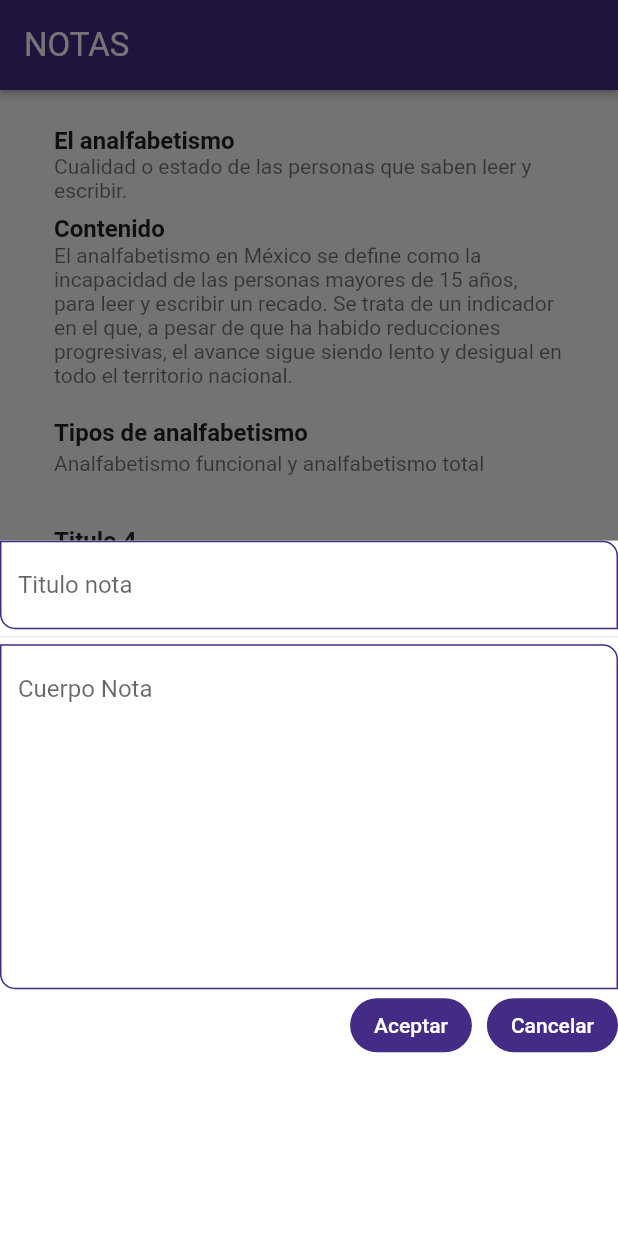
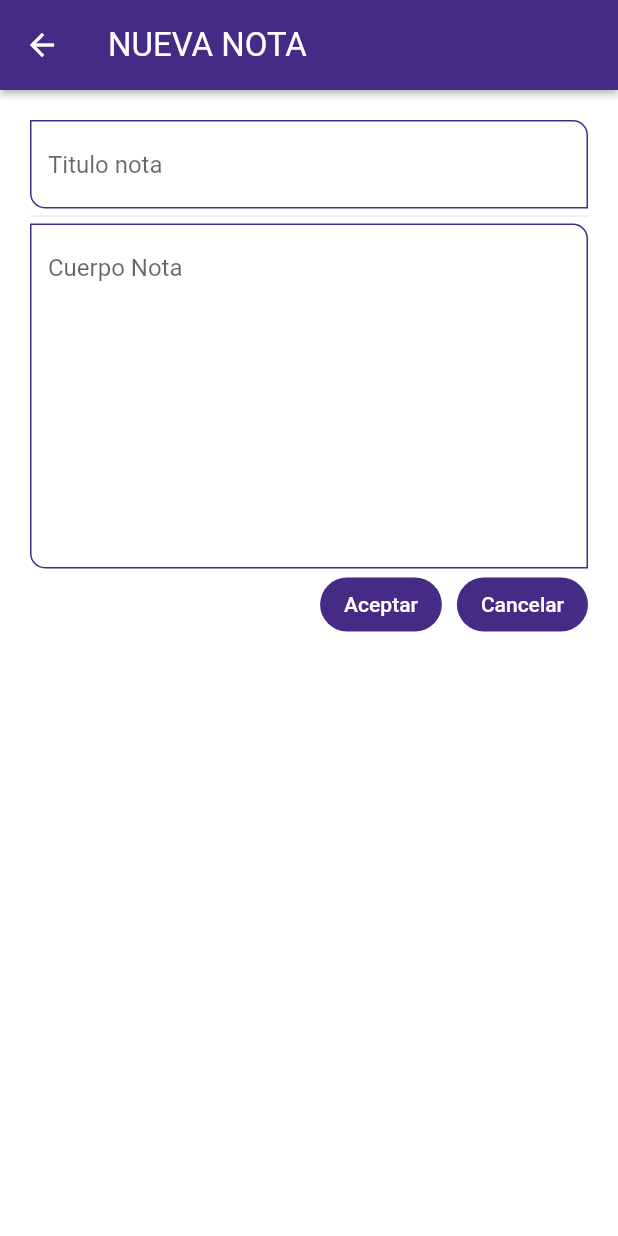
Before and after one commit to kevinlakb/Devsign, a Flutter app: the screen it shows after launch, after a tap on the "add" icon, on a phone screen of 412 x 824 dp. Run offline on Flutter 3.47's test engine with Material 2 defaults, Android fonts, the light colour scheme and no system bars; our stand-ins replace flutter_speed_dial, table_calendar.

Commit message:
El agregar NOTAS no actualiza aun

```diff
--- a/lib/models/note.dart
+++ b/lib/models/note.dart
@@ -17,7 +17,7 @@ class Nota {
     Nota(titulo: 'El analfabetismo' , contenido: 'Cualidad o estado de las personas que saben leer y escribir.'),
     Nota(titulo: 'Contenido' , contenido: 'El analfabetismo en México se define como la incapacidad de las personas mayores de 15 años, para leer y escribir un recado. Se trata de un indicador en el que, a pesar de que ha habido reducciones progresivas, el avance sigue siendo lento y desigual en todo el territorio nacional.'),
     Nota(titulo: 'Tipos de analfabetismo' , contenido: 'Analfabetismo funcional y analfabetismo total'),
-    Nota(titulo: 'Titulo 4' , contenido: 'Contenido de la nota número 4'),
+
   ];
 
   static void agregarnota(Nota nota){
--- a/lib/router/app_routes.dart
+++ b/lib/router/app_routes.dart
@@ -1,4 +1,5 @@
 import 'package:entre_tiempos/screens/present_screen.dart';
+import 'package:entre_tiempos/screens/tareas7_8notas/nueva_nota.dart';
 import 'package:entre_tiempos/screens/work/work_screen.dart';
 import 'package:flutter/material.dart';
 import 'package:entre_tiempos/models/menu_options.dart';
@@ -42,6 +43,11 @@ class AppRoutes {
         name: 'Desarrollo',
         screen: const DevelopmentScreen(),
         icon: Icons.bug_report),
+
+    MenuOption(route: 'NuevaNotaScreen',
+              icon: Icons.bug_report,
+              screen: const NuevaNotaScreen(),
+              name: 'Nueva ' )
   ];
   static final menuOptionsHidden = <MenuOption>[
     MenuOption(
--- a/lib/screens/screens.dart
+++ b/lib/screens/screens.dart
@@ -8,5 +8,5 @@ export 'package:entre_tiempos/screens/progress/progress_screen.dart';
 export 'package:entre_tiempos/screens/completed_tasks_screen.dart';
 export 'package:entre_tiempos/screens/concentration_screen.dart';
 export 'package:entre_tiempos/screens/development_screen.dart';
-export 'package:entre_tiempos/screens/tareas7_8_notas.dart';
+export 'package:entre_tiempos/screens/tareas7_8notas/tareas7_8_notas.dart';
 export 'package:entre_tiempos/screens/present_screen.dart';
--- a/lib/screens/tareas7_8_notas.dart
+++ /dev/null
@@ -1,100 +0,0 @@
-import 'package:entre_tiempos/models/note.dart';
-import 'package:flutter/material.dart';
-
-// ignore: must_be_immutable
-class NotasTareasScreen extends StatefulWidget {
-  const NotasTareasScreen({Key? key}) : super(key: key);
-
-  @override
-  State<NotasTareasScreen> createState() => _NotasTareasScreenState();
-}
-
-class _NotasTareasScreenState extends State<NotasTareasScreen> {
-  static final TextEditingController _tituloController =
-      TextEditingController();
-  static final TextEditingController _contenidoController =
-      TextEditingController();
-  @override
-  Widget build(BuildContext context) {
-    return Scaffold(
-      appBar: AppBar(
-        title: const Text('NOTAS'),
-      ),
-      body: Container(
-        padding: const  EdgeInsets.all(20) ,
-        child: ListView(
-
-          children: [
-            for (Nota nota in Nota.misNotas)
-              ListTile(
-
-                title: Text(nota.titulo! , style: const TextStyle(fontWeight: FontWeight.bold)),
-
-                subtitle: Text(nota.contenido!),
-              )
-          ],
-        ),
-      ),
-      floatingActionButton: FloatingActionButton(
-          child: const Icon(Icons.add),
-          elevation: 4,
-          onPressed: () {
-            showModalBottomSheet(
-                context: context,
-                builder: (BuildContext context) {
-                  return Container(
-                    //height: 300,
-                    color: Colors.white,
-                    child: Column(
-                      children: [
-                        TextFormField(
-
-                          controller: _tituloController,
-                          decoration:
-                              const InputDecoration(
-                                hintText: 'Titulo nota'
-                                ),
-                        ),
-                        const Divider(height: 10,),
-                        TextFormField(
-                          controller: _contenidoController,
-                          decoration:
-                              const InputDecoration(hintText: 'Cuerpo Nota'),
-                          maxLines: 10,
-                        ),
-                        Row(
-                          mainAxisAlignment: MainAxisAlignment.end,
-                          children: [
-                            ElevatedButton(
-                                onPressed: () {
-                                  Navigator.pop(context);
-                                  ScaffoldMessenger.of(context).showSnackBar(
-                                    const SnackBar(
-                                        content: Text(
-                                            '¡Nota agregada correctamente!')),
-                                  );
-                                  Nota.agregarnota(Nota(
-                                      titulo: _tituloController.text,
-                                      contenido: _contenidoController.text));
-                                  _tituloController.clear();
-                                  _contenidoController.clear();
-                                  print(Nota.misNotas.length);
-                                  setState(() {});
-                                },
-                                child: const Text('Aceptar')),
-                            const SizedBox(width: 10),
-                            ElevatedButton(
-                                onPressed: () {
-                                  Navigator.pop(context);
-                                },
-                                child: const Text('Cancelar'))
-                          ],
-                        )
-                      ],
-                    ),
-                  );
-                });
-          }),
-    );
-  }
-}
--- /dev/null
+++ b/lib/screens/tareas7_8notas/nueva_nota.dart
@@ -0,0 +1,71 @@
+import 'package:entre_tiempos/models/note.dart';
+import 'package:flutter/material.dart';
+
+class NuevaNotaScreen extends StatefulWidget {
+   static final TextEditingController _tituloController =
+      TextEditingController();
+  static final TextEditingController _contenidoController =
+      TextEditingController();
+  const NuevaNotaScreen({Key? key}) : super(key: key);
+
+  @override
+  State<NuevaNotaScreen> createState() => _NuevaNotaScreenState();
+}
+
+class _NuevaNotaScreenState extends State<NuevaNotaScreen> {
+  @override
+  Widget build(BuildContext context) {
+    return Scaffold(
+        appBar: AppBar(
+          title: const Text('NUEVA NOTA'),
+        ),
+        body: Container(
+      //height: 300,
+      padding: const EdgeInsets.all(20),
+      color: Colors.white,
+      child: Column(
+        children: [
+          TextFormField(
+            controller: NuevaNotaScreen._tituloController,
+            decoration: const InputDecoration(hintText: 'Titulo nota'),
+          ),
+          const Divider(
+            height: 10,
+          ),
+          TextFormField(
+            controller: NuevaNotaScreen._contenidoController,
+            decoration: const InputDecoration(hintText: 'Cuerpo Nota'),
+            maxLines: 10,
+          ),
+          Row(
+            mainAxisAlignment: MainAxisAlignment.end,
+            children: [
+              ElevatedButton(
+                  onPressed: () async {
+                    Navigator.pop(context);
+                    ScaffoldMessenger.of(context).showSnackBar(
+                      const SnackBar(
+                          content: Text('¡Nota agregada correctamente!')),
+                    );
+                    Nota.agregarnota(Nota(
+                        titulo: NuevaNotaScreen._tituloController.text,
+                        contenido: NuevaNotaScreen._contenidoController.text));
+                    NuevaNotaScreen._tituloController.clear();
+                    NuevaNotaScreen._contenidoController.clear();
+                    print(Nota.misNotas.length);
+                    setState((){});
+                  },
+                  child: const Text('Aceptar')),
+              const SizedBox(width: 10),
+              ElevatedButton(
+                  onPressed: () {
+                    Navigator.pop(context);
+                  },
+                  child: const Text('Cancelar'))
+            ],
+          )
+        ],
+      ),
+    ));
+  }
+}
--- /dev/null
+++ b/lib/screens/tareas7_8notas/tareas7_8_notas.dart
@@ -0,0 +1,54 @@
+import 'package:entre_tiempos/models/note.dart';
+import 'package:flutter/material.dart';
+
+
+// ignore: must_be_immutable
+class NotasTareasScreen extends StatefulWidget {
+  const NotasTareasScreen({Key? key}) : super(key: key);
+
+  @override
+  State<NotasTareasScreen> createState() => _NotasTareasScreenState();
+}
+
+class _NotasTareasScreenState extends State<NotasTareasScreen> {
+ /*  static final TextEditingController _tituloController =
+      TextEditingController();
+  static final TextEditingController _contenidoController =
+      TextEditingController(); */
+  @override
+  Widget build(BuildContext context) {
+    return Scaffold(
+      appBar: AppBar(
+        title: const Text('NOTAS'),
+      ),
+      body: Stack(
+        children: [
+        Container(
+          padding: const  EdgeInsets.all(20) ,
+          child: ListView(
+
+            children: [
+              for (Nota nota in Nota.misNotas)
+                ListTile(
+
+                  title: Text(nota.titulo! , style: const TextStyle(fontWeight: FontWeight.bold)),
+
+                  subtitle: Text(nota.contenido!),
+                )
+            ],
+           ),
+          ),
+        ]
+      ),
+      floatingActionButton: FloatingActionButton(
+
+          child: const Icon(Icons.add),
+          elevation: 4,
+          onPressed: ()  {
+
+             Navigator.pushNamed(context ,  'NuevaNotaScreen' );
+
+          }),
+    );
+  }
+}
```
